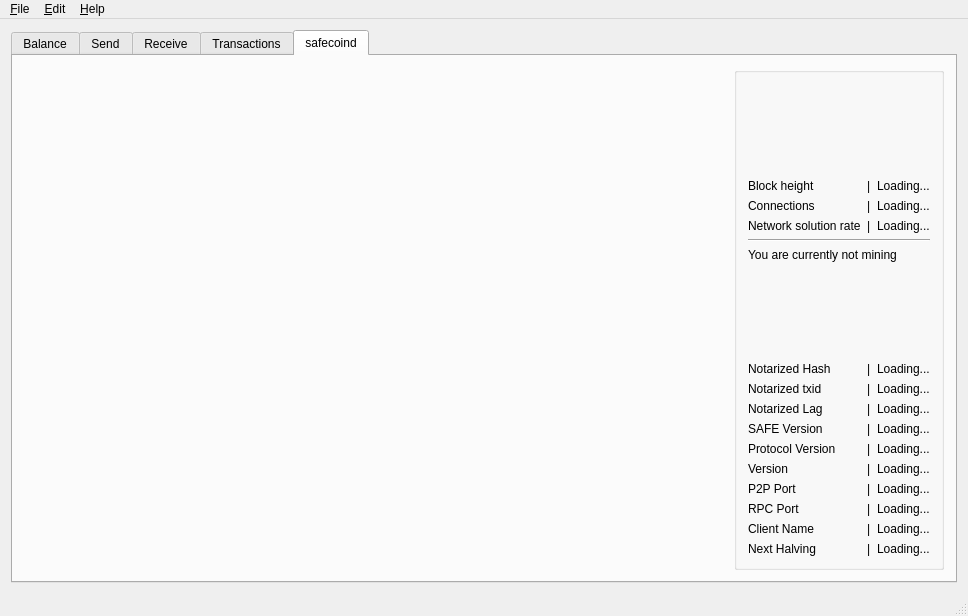
Above: src/mainwindow.ui from ZcashFoundation/zecwallet before the change. Below: the same form after it.
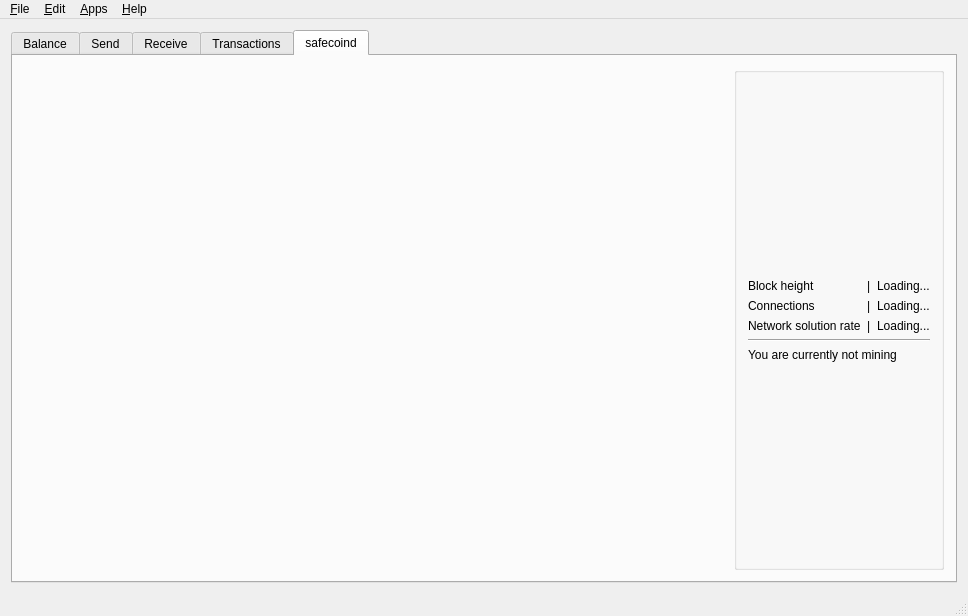
That is the form after the change. The open tabs and pages were chosen to show the change. Icons and pictures are not drawn. Custom widgets are drawn as their Qt base class.

Diff of the .ui file:
```diff
--- a/src/mainwindow.ui
+++ b/src/mainwindow.ui
@@ -979,230 +979,6 @@
                </property>
               </widget>
              </item>
-
-             <item row="7" column="0">
-              <widget class="QLabel" name="notarizedhashlabel">
-               <property name="text">
-                <string>Notarized Hash</string>
-               </property>
-              </widget>
-             </item>
-             <item row="7" column="2">
-              <widget class="QLabel" name="notarizedhashvalue">
-               <property name="text">
-                <string>Loading...</string>
-               </property>
-              </widget>
-             </item>
-             <item row="7" column="1">
-              <widget class="QLabel" name="notarizedhashspacer">
-               <property name="text">
-                <string>|</string>
-               </property>
-              </widget>
-             </item>
-
-             <item row="8" column="0">
-              <widget class="QLabel" name="notarizedtxidlabel">
-               <property name="text">
-                <string>Notarized txid</string>
-               </property>
-              </widget>
-             </item>
-             <item row="8" column="2">
-              <widget class="QLabel" name="notarizedtxidvalue">
-               <property name="text">
-                <string>Loading...</string>
-               </property>
-              </widget>
-             </item>
-             <item row="8" column="1">
-              <widget class="QLabel" name="notarizedtxidspacer">
-               <property name="text">
-                <string>|</string>
-               </property>
-              </widget>
-             </item>
-
-             <item row="9" column="0">
-              <widget class="QLabel" name="laglabel">
-               <property name="text">
-                <string>Notarized Lag</string>
-               </property>
-              </widget>
-             </item>
-             <item row="9" column="2">
-              <widget class="QLabel" name="lagvalue">
-               <property name="text">
-                <string>Loading...</string>
-               </property>
-              </widget>
-             </item>
-             <item row="9" column="1">
-              <widget class="QLabel" name="lagspacer">
-               <property name="text">
-                <string>|</string>
-               </property>
-              </widget>
-             </item>
-
-             <item row="10" column="0">
-              <widget class="QLabel" name="safeversionlabel">
-               <property name="text">
-                <string>SAFE Version</string>
-               </property>
-              </widget>
-             </item>
-             <item row="10" column="2">
-              <widget class="QLabel" name="safeversion">
-               <property name="text">
-                <string>Loading...</string>
-               </property>
-              </widget>
-             </item>
-             <item row="10" column="1">
-              <widget class="QLabel" name="safeversionspacer">
-               <property name="text">
-                <string>|</string>
-               </property>
-              </widget>
-             </item>
-
-
-             <item row="11" column="0">
-              <widget class="QLabel" name="protocolversionlabel">
-               <property name="text">
-                <string>Protocol Version</string>
-               </property>
-              </widget>
-             </item>
-             <item row="11" column="2">
-              <widget class="QLabel" name="protocolversion">
-               <property name="text">
-                <string>Loading...</string>
-               </property>
-              </widget>
-             </item>
-             <item row="11" column="1">
-              <widget class="QLabel" name="protocolversionspacer">
-               <property name="text">
-                <string>|</string>
-               </property>
-              </widget>
-             </item>
-
-
-             <item row="12" column="0">
-              <widget class="QLabel" name="versionlabel">
-               <property name="text">
-                <string>Version</string>
-               </property>
-              </widget>
-             </item>
-             <item row="12" column="2">
-              <widget class="QLabel" name="version">
-               <property name="text">
-                <string>Loading...</string>
-               </property>
-              </widget>
-             </item>
-             <item row="12" column="1">
-              <widget class="QLabel" name="versionspacer">
-               <property name="text">
-                <string>|</string>
-               </property>
-              </widget>
-             </item>
-
-             <item row="13" column="0">
-              <widget class="QLabel" name="p2pportlabel">
-               <property name="text">
-                <string>P2P Port</string>
-               </property>
-              </widget>
-             </item>
-             <item row="13" column="2">
-              <widget class="QLabel" name="p2pport">
-               <property name="text">
-                <string>Loading...</string>
-               </property>
-              </widget>
-             </item>
-             <item row="13" column="1">
-              <widget class="QLabel" name="p2pportspacer">
-               <property name="text">
-                <string>|</string>
-               </property>
-              </widget>
-             </item>
-
-
-             <item row="14" column="0">
-              <widget class="QLabel" name="rpcportlabel">
-               <property name="text">
-                <string>RPC Port</string>
-               </property>
-              </widget>
-             </item>
-             <item row="14" column="2">
-              <widget class="QLabel" name="rpcport">
-               <property name="text">
-                <string>Loading...</string>
-               </property>
-              </widget>
-             </item>
-             <item row="14" column="1">
-              <widget class="QLabel" name="rpcportspacer">
-               <property name="text">
-                <string>|</string>
-               </property>
-              </widget>
-             </item>
-
-             <item row="15" column="0">
-              <widget class="QLabel" name="clientnamelabel">
-               <property name="text">
-                <string>Client Name</string>
-               </property>
-              </widget>
-             </item>
-             <item row="15" column="2">
-              <widget class="QLabel" name="clientname">
-               <property name="text">
-                <string>Loading...</string>
-               </property>
-              </widget>
-             </item>
-             <item row="15" column="1">
-              <widget class="QLabel" name="clientnamespacer">
-               <property name="text">
-                <string>|</string>
-               </property>
-              </widget>
-             </item>
-
-             <item row="16" column="0">
-              <widget class="QLabel" name="halvinglabel">
-               <property name="text">
-                <string>Next Halving</string>
-               </property>
-              </widget>
-             </item>
-             <item row="16" column="2">
-              <widget class="QLabel" name="halving">
-               <property name="text">
-                <string>Loading...</string>
-               </property>
-              </widget>
-             </item>
-             <item row="16" column="1">
-              <widget class="QLabel" name="halvingspacer">
-               <property name="text">
-                <string>|</string>
-               </property>
-              </widget>
-             </item>
-
              <item row="3" column="2">
               <widget class="QLabel" name="solrate">
                <property name="text">
@@ -1335,6 +1111,7 @@
    </widget>
    <addaction name="menuFile"/>
    <addaction name="menu_Edit"/>
+   <addaction name="menuApps"/>
    <addaction name="menuHelp"/>
   </widget>
   <widget class="QStatusBar" name="statusBar"/>
```
Left out of the diff: 123 changed lines with no effect on the pictures.
